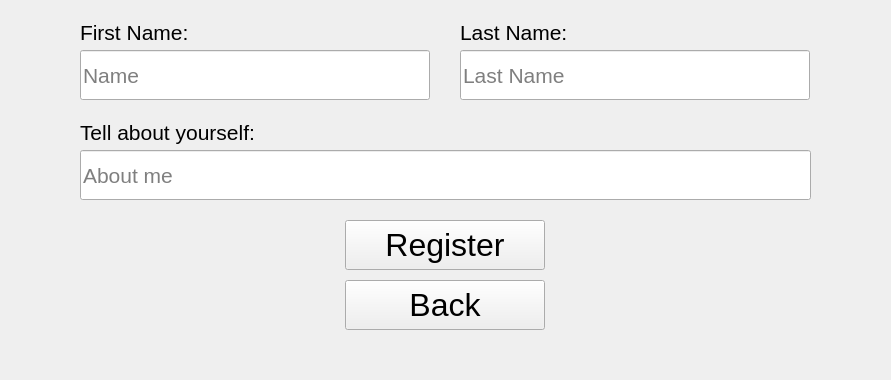
Before: the Qt Designer form GUIClient/Auth/RegistrationWidget.ui in KyrylSydorov/CoolChat, drawn with Qt 5; both pictures show x 170 to 1061 and y 340 to 720 of the 1280 by 720 pixel window.
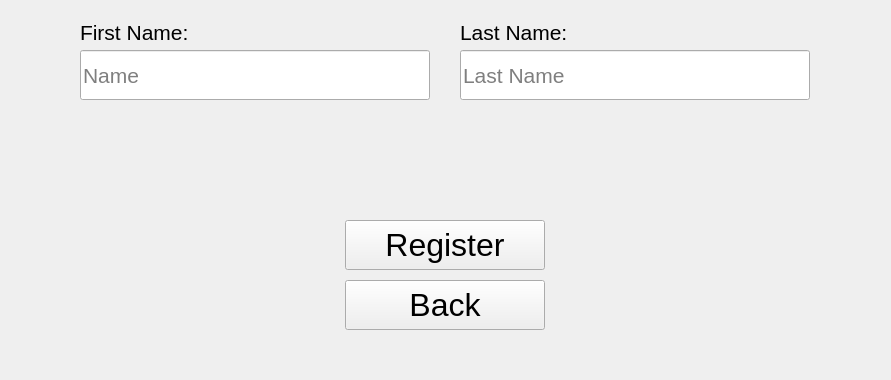
After: the same form once the commit is applied.

```diff
--- a/GUIClient/Auth/RegistrationWidget.ui
+++ b/GUIClient/Auth/RegistrationWidget.ui
@@ -274,45 +274,6 @@
     <string>Last Name</string>
    </property>
   </widget>
-  <widget class="QLineEdit" name="bioEdit">
-   <property name="geometry">
-    <rect>
-     <x>250</x>
-     <y>490</y>
-     <width>731</width>
-     <height>50</height>
-    </rect>
-   </property>
-   <property name="font">
-    <font>
-     <pointsize>16</pointsize>
-    </font>
-   </property>
-   <property name="echoMode">
-    <enum>QLineEdit::Normal</enum>
-   </property>
-   <property name="placeholderText">
-    <string>About me</string>
-   </property>
-  </widget>
-  <widget class="QLabel" name="passwordLabel_6">
-   <property name="geometry">
-    <rect>
-     <x>250</x>
-     <y>460</y>
-     <width>341</width>
-     <height>25</height>
-    </rect>
-   </property>
-   <property name="font">
-    <font>
-     <pointsize>16</pointsize>
-    </font>
-   </property>
-   <property name="text">
-    <string>Tell about yourself:</string>
-   </property>
-  </widget>
  </widget>
  <resources/>
  <connections/>
```
